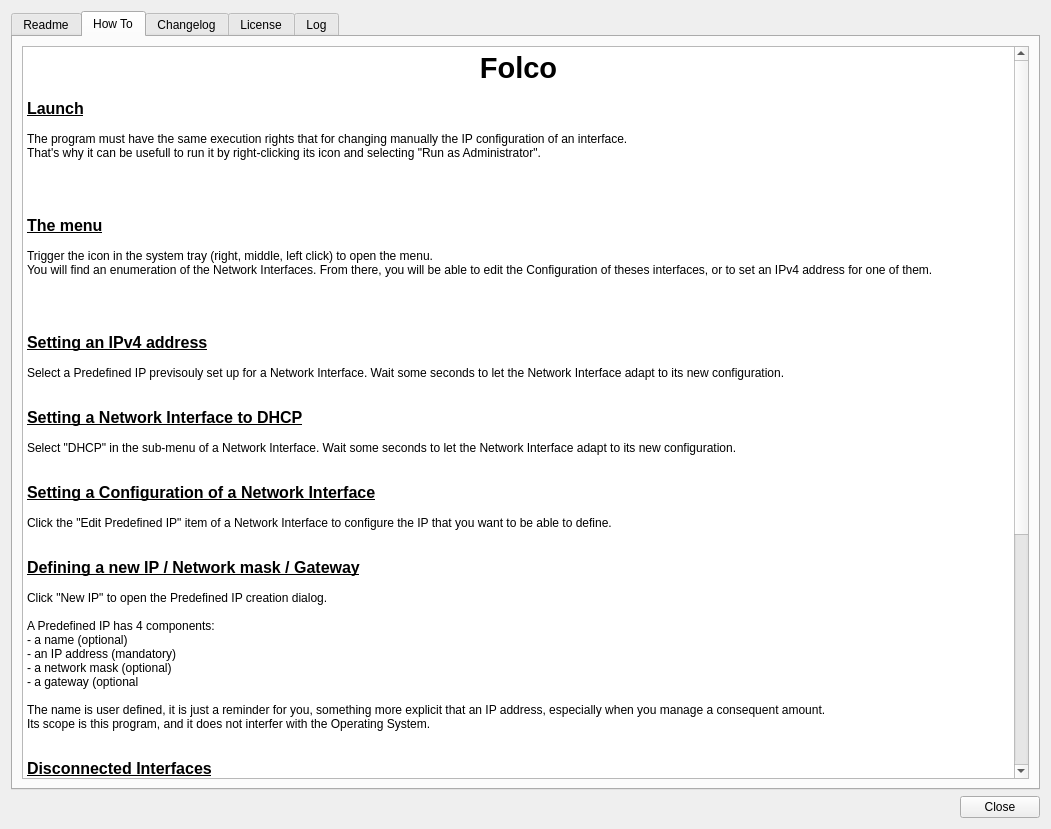
The window that UI/DlgHelp.ui (Folco68/Folco) describes before a commit, drawn with Qt 5.
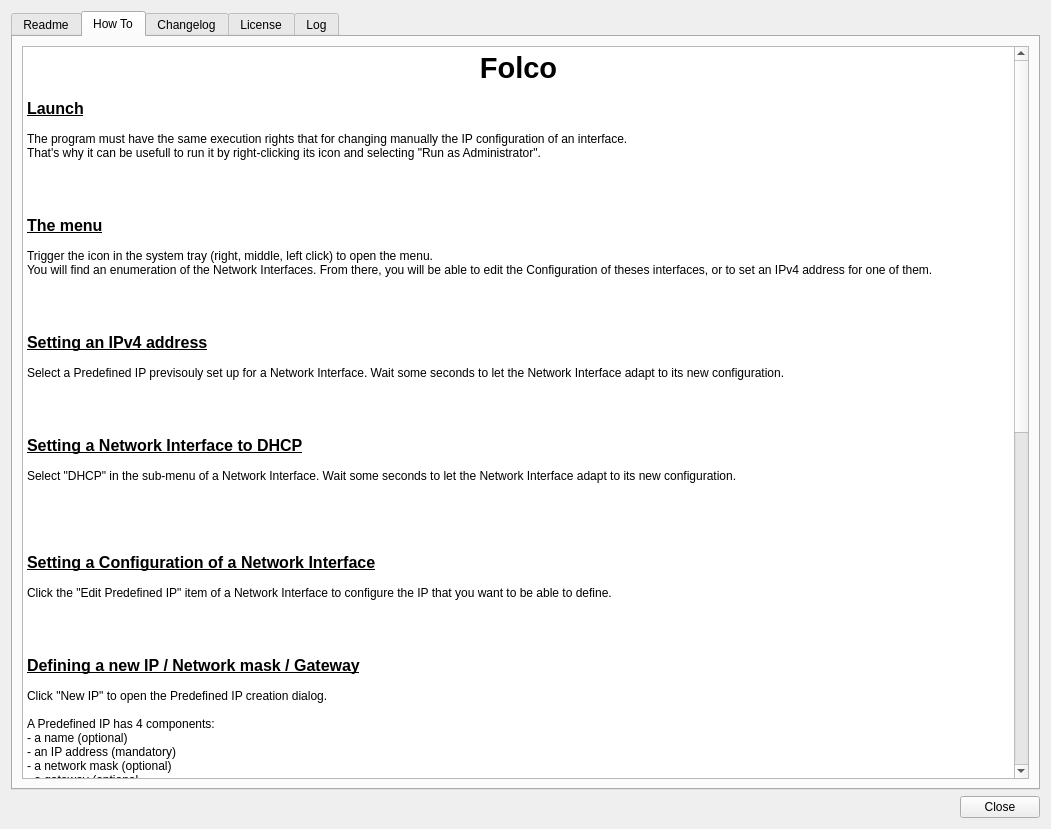
The same window after the commit. Icons and pictures are not drawn.

What changed in the file:
```diff
--- a/UI/DlgHelp.ui
+++ b/UI/DlgHelp.ui
@@ -75,16 +75,23 @@
 &lt;p style=&quot;-qt-paragraph-type:empty; margin-top:0px; margin-bottom:0px; margin-left:0px; margin-right:0px; -qt-block-indent:0; text-indent:0px;&quot;&gt;&lt;br /&gt;&lt;/p&gt;
 &lt;p style=&quot; margin-top:0px; margin-bottom:0px; margin-left:0px; margin-right:0px; -qt-block-indent:0; text-indent:0px;&quot;&gt;Select a Predefined IP previsouly set up for a Network Interface. Wait some seconds to let the Network Interface adapt to its new configuration.&lt;/p&gt;
 &lt;p style=&quot;-qt-paragraph-type:empty; margin-top:0px; margin-bottom:0px; margin-left:0px; margin-right:0px; -qt-block-indent:0; text-indent:0px;&quot;&gt;&lt;br /&gt;&lt;/p&gt;
+&lt;p style=&quot; margin-top:0px; margin-bottom:0px; margin-left:0px; margin-right:0px; -qt-block-indent:0; text-indent:0px;&quot;&gt;&lt;img src=&quot;:/HowTo/IPsetting.png&quot; /&gt;&lt;/p&gt;
+&lt;p style=&quot;-qt-paragraph-type:empty; margin-top:0px; margin-bottom:0px; margin-left:0px; margin-right:0px; -qt-block-indent:0; text-indent:0px;&quot;&gt;&lt;br /&gt;&lt;/p&gt;
 &lt;p style=&quot;-qt-paragraph-type:empty; margin-top:0px; margin-bottom:0px; margin-left:0px; margin-right:0px; -qt-block-indent:0; text-indent:0px;&quot;&gt;&lt;br /&gt;&lt;/p&gt;
 &lt;p style=&quot; margin-top:0px; margin-bottom:0px; margin-left:0px; margin-right:0px; -qt-block-indent:0; text-indent:0px;&quot;&gt;&lt;span style=&quot; font-size:12pt; font-weight:700; text-decoration: underline;&quot;&gt;Setting a Network Interface to DHCP&lt;/span&gt;&lt;/p&gt;
 &lt;p style=&quot;-qt-paragraph-type:empty; margin-top:0px; margin-bottom:0px; margin-left:0px; margin-right:0px; -qt-block-indent:0; text-indent:0px;&quot;&gt;&lt;br /&gt;&lt;/p&gt;
 &lt;p style=&quot; margin-top:0px; margin-bottom:0px; margin-left:0px; margin-right:0px; -qt-block-indent:0; text-indent:0px;&quot;&gt;Select &amp;quot;DHCP&amp;quot; in the sub-menu of a Network Interface. Wait some seconds to let the Network Interface adapt to its new configuration.&lt;/p&gt;
 &lt;p style=&quot;-qt-paragraph-type:empty; margin-top:0px; margin-bottom:0px; margin-left:0px; margin-right:0px; -qt-block-indent:0; text-indent:0px;&quot;&gt;&lt;br /&gt;&lt;/p&gt;
 &lt;p style=&quot;-qt-paragraph-type:empty; margin-top:0px; margin-bottom:0px; margin-left:0px; margin-right:0px; -qt-block-indent:0; text-indent:0px;&quot;&gt;&lt;br /&gt;&lt;/p&gt;
+&lt;p style=&quot; margin-top:0px; margin-bottom:0px; margin-left:0px; margin-right:0px; -qt-block-indent:0; text-indent:0px;&quot;&gt;&lt;img src=&quot;:/HowTo/DHCPsetting.png&quot; /&gt;&lt;/p&gt;
+&lt;p style=&quot;-qt-paragraph-type:empty; margin-top:0px; margin-bottom:0px; margin-left:0px; margin-right:0px; -qt-block-indent:0; text-indent:0px;&quot;&gt;&lt;br /&gt;&lt;/p&gt;
+&lt;p style=&quot;-qt-paragraph-type:empty; margin-top:0px; margin-bottom:0px; margin-left:0px; margin-right:0px; -qt-block-indent:0; text-indent:0px;&quot;&gt;&lt;br /&gt;&lt;/p&gt;
 &lt;p style=&quot; margin-top:0px; margin-bottom:0px; margin-left:0px; margin-right:0px; -qt-block-indent:0; text-indent:0px;&quot;&gt;&lt;span style=&quot; font-size:12pt; font-weight:700; text-decoration: underline;&quot;&gt;Setting a Configuration of a Network Interface&lt;/span&gt;&lt;/p&gt;
 &lt;p style=&quot;-qt-paragraph-type:empty; margin-top:0px; margin-bottom:0px; margin-left:0px; margin-right:0px; -qt-block-indent:0; text-indent:0px;&quot;&gt;&lt;br /&gt;&lt;/p&gt;
 &lt;p style=&quot; margin-top:0px; margin-bottom:0px; margin-left:0px; margin-right:0px; -qt-block-indent:0; text-indent:0px;&quot;&gt;Click the &amp;quot;Edit Predefined IP&amp;quot; item of a Network Interface to configure the IP that you want to be able to define.&lt;/p&gt;
 &lt;p style=&quot;-qt-paragraph-type:empty; margin-top:0px; margin-bottom:0px; margin-left:0px; margin-right:0px; -qt-block-indent:0; text-indent:0px;&quot;&gt;&lt;br /&gt;&lt;/p&gt;
+&lt;p style=&quot; margin-top:0px; margin-bottom:0px; margin-left:0px; margin-right:0px; -qt-block-indent:0; text-indent:0px;&quot;&gt;&lt;img src=&quot;:/HowTo/Configuration.png&quot; /&gt;&lt;/p&gt;
+&lt;p style=&quot;-qt-paragraph-type:empty; margin-top:0px; margin-bottom:0px; margin-left:0px; margin-right:0px; -qt-block-indent:0; text-indent:0px;&quot;&gt;&lt;br /&gt;&lt;/p&gt;
 &lt;p style=&quot;-qt-paragraph-type:empty; margin-top:0px; margin-bottom:0px; margin-left:0px; margin-right:0px; -qt-block-indent:0; text-indent:0px;&quot;&gt;&lt;br /&gt;&lt;/p&gt;
 &lt;p style=&quot; margin-top:0px; margin-bottom:0px; margin-left:0px; margin-right:0px; -qt-block-indent:0; text-indent:0px;&quot;&gt;&lt;span style=&quot; font-size:12pt; font-weight:700; text-decoration: underline;&quot;&gt;Defining a new IP / Network mask / Gateway&lt;/span&gt;&lt;/p&gt;
 &lt;p style=&quot;-qt-paragraph-type:empty; margin-top:0px; margin-bottom:0px; margin-left:0px; margin-right:0px; -qt-block-indent:0; text-indent:0px;&quot;&gt;&lt;br /&gt;&lt;/p&gt;
@@ -99,18 +106,24 @@
 &lt;p style=&quot; margin-top:0px; margin-bottom:0px; margin-left:0px; margin-right:0px; -qt-block-indent:0; text-indent:0px;&quot;&gt;The name is user defined, it is just a reminder for you, something more explicit that an IP address, especially when you manage a consequent amount.&lt;/p&gt;
 &lt;p style=&quot; margin-top:0px; margin-bottom:0px; margin-left:0px; margin-right:0px; -qt-block-indent:0; text-indent:0px;&quot;&gt;Its scope is this program, and it does not interfer with the Operating System.&lt;/p&gt;
 &lt;p style=&quot;-qt-paragraph-type:empty; margin-top:0px; margin-bottom:0px; margin-left:0px; margin-right:0px; -qt-block-indent:0; text-indent:0px;&quot;&gt;&lt;br /&gt;&lt;/p&gt;
+&lt;p style=&quot; margin-top:0px; margin-bottom:0px; margin-left:0px; margin-right:0px; -qt-block-indent:0; text-indent:0px;&quot;&gt;&lt;img src=&quot;:/HowTo/EditIP.png&quot; /&gt;&lt;/p&gt;
+&lt;p style=&quot;-qt-paragraph-type:empty; margin-top:0px; margin-bottom:0px; margin-left:0px; margin-right:0px; -qt-block-indent:0; text-indent:0px;&quot;&gt;&lt;br /&gt;&lt;/p&gt;
 &lt;p style=&quot;-qt-paragraph-type:empty; margin-top:0px; margin-bottom:0px; margin-left:0px; margin-right:0px; -qt-block-indent:0; text-indent:0px;&quot;&gt;&lt;br /&gt;&lt;/p&gt;
 &lt;p style=&quot; margin-top:0px; margin-bottom:0px; margin-left:0px; margin-right:0px; -qt-block-indent:0; text-indent:0px;&quot;&gt;&lt;span style=&quot; font-size:12pt; font-weight:700; text-decoration: underline;&quot;&gt;Disconnected Interfaces&lt;/span&gt;&lt;/p&gt;
 &lt;p style=&quot;-qt-paragraph-type:empty; margin-top:0px; margin-bottom:0px; margin-left:0px; margin-right:0px; -qt-block-indent:0; text-indent:0px;&quot;&gt;&lt;br /&gt;&lt;/p&gt;
 &lt;p style=&quot; margin-top:0px; margin-bottom:0px; margin-left:0px; margin-right:0px; -qt-block-indent:0; text-indent:0px;&quot;&gt;When a Network Interface has received a Configuration and got disconnected (think about an USB-Ethernet adapter for example), its Configuration will appear in the &amp;quot;Disconnected Interface&amp;quot; section of the menu.&lt;/p&gt;
 &lt;p style=&quot; margin-top:0px; margin-bottom:0px; margin-left:0px; margin-right:0px; -qt-block-indent:0; text-indent:0px;&quot;&gt;While this Network Interface is not connected physically to your computer, you are still able to perform any configuration task you want.&lt;/p&gt;
 &lt;p style=&quot;-qt-paragraph-type:empty; margin-top:0px; margin-bottom:0px; margin-left:0px; margin-right:0px; -qt-block-indent:0; text-indent:0px;&quot;&gt;&lt;br /&gt;&lt;/p&gt;
+&lt;p style=&quot; margin-top:0px; margin-bottom:0px; margin-left:0px; margin-right:0px; -qt-block-indent:0; text-indent:0px;&quot;&gt;&lt;img src=&quot;:/HowTo/DisconnectedInterface.png&quot; /&gt;&lt;/p&gt;
+&lt;p style=&quot;-qt-paragraph-type:empty; margin-top:0px; margin-bottom:0px; margin-left:0px; margin-right:0px; -qt-block-indent:0; text-indent:0px;&quot;&gt;&lt;br /&gt;&lt;/p&gt;
 &lt;p style=&quot;-qt-paragraph-type:empty; margin-top:0px; margin-bottom:0px; margin-left:0px; margin-right:0px; -qt-block-indent:0; text-indent:0px;&quot;&gt;&lt;br /&gt;&lt;/p&gt;
 &lt;p style=&quot; margin-top:0px; margin-bottom:0px; margin-left:0px; margin-right:0px; -qt-block-indent:0; text-indent:0px;&quot;&gt;&lt;span style=&quot; font-size:12pt; font-weight:700; text-decoration: underline;&quot;&gt;Merging Configurations&lt;/span&gt;&lt;/p&gt;
 &lt;p style=&quot;-qt-paragraph-type:empty; margin-top:0px; margin-bottom:0px; margin-left:0px; margin-right:0px; -qt-block-indent:0; text-indent:0px;&quot;&gt;&lt;br /&gt;&lt;/p&gt;
 &lt;p style=&quot; margin-top:0px; margin-bottom:0px; margin-left:0px; margin-right:0px; -qt-block-indent:0; text-indent:0px;&quot;&gt;You can merge two Configurations into one of them. You can even overwrite one, if you want to get rid of its previous settings.&lt;/p&gt;
 &lt;p style=&quot; margin-top:0px; margin-bottom:0px; margin-left:0px; margin-right:0px; -qt-block-indent:0; text-indent:0px;&quot;&gt;The purpose of this feature is to quickly configure a new Network Interface, for example when you change from an USB adapter to another one.&lt;/p&gt;
 &lt;p style=&quot;-qt-paragraph-type:empty; margin-top:0px; margin-bottom:0px; margin-left:0px; margin-right:0px; -qt-block-indent:0; text-indent:0px;&quot;&gt;&lt;br /&gt;&lt;/p&gt;
+&lt;p style=&quot; margin-top:0px; margin-bottom:0px; margin-left:0px; margin-right:0px; -qt-block-indent:0; text-indent:0px;&quot;&gt;&lt;img src=&quot;:/HowTo/MergeConfigurations.png&quot; /&gt;&lt;/p&gt;
+&lt;p style=&quot;-qt-paragraph-type:empty; margin-top:0px; margin-bottom:0px; margin-left:0px; margin-right:0px; -qt-block-indent:0; text-indent:0px;&quot;&gt;&lt;br /&gt;&lt;/p&gt;
 &lt;p style=&quot;-qt-paragraph-type:empty; margin-top:0px; margin-bottom:0px; margin-left:0px; margin-right:0px; -qt-block-indent:0; text-indent:0px;&quot;&gt;&lt;br /&gt;&lt;/p&gt;
 &lt;p style=&quot; margin-top:0px; margin-bottom:0px; margin-left:0px; margin-right:0px; -qt-block-indent:0; text-indent:0px;&quot;&gt;&lt;span style=&quot; font-size:12pt; font-weight:700; text-decoration: underline;&quot;&gt;Data backup&lt;/span&gt;&lt;/p&gt;
 &lt;p style=&quot;-qt-paragraph-type:empty; margin-top:0px; margin-bottom:0px; margin-left:0px; margin-right:0px; -qt-block-indent:0; text-indent:0px;&quot;&gt;&lt;br /&gt;&lt;/p&gt;
@@ -123,7 +136,15 @@
 &lt;p style=&quot; margin-top:0px; margin-bottom:0px; margin-left:0px; margin-right:0px; -qt-block-indent:0; text-indent:0px;&quot;&gt;The backend to setup IP or DHCP is &lt;a href=&quot;https://learn.microsoft.com/en-us/windows-server/administration/windows-commands/netsh&quot;&gt;&lt;span style=&quot; text-decoration: underline; color:#1f9b5d;&quot;&gt;netsh&lt;/span&gt;&lt;/a&gt;. Commands are thrown using a &lt;a href=&quot;https://doc.qt.io/qt-6/qprocess.html&quot;&gt;&lt;span style=&quot; text-decoration: underline; color:#1f9b5d;&quot;&gt;QProcess&lt;/span&gt;&lt;/a&gt;, and there is no feedback.&lt;/p&gt;
 &lt;p style=&quot; margin-top:0px; margin-bottom:0px; margin-left:0px; margin-right:0px; -qt-block-indent:0; text-indent:0px;&quot;&gt;That's why sometimes things can fail without notice. Most probable root cause is that you run the program without privileges.&lt;/p&gt;
 &lt;p style=&quot; margin-top:0px; margin-bottom:0px; margin-left:0px; margin-right:0px; -qt-block-indent:0; text-indent:0px;&quot;&gt;You can use &lt;span style=&quot; font-style:italic;&quot;&gt;ipconfig&lt;/span&gt; to check the result of a command triggered by the menu. You can also check the log to see exactly how the command was crafted.&lt;/p&gt;
-&lt;p style=&quot;-qt-paragraph-type:empty; margin-top:0px; margin-bottom:0px; margin-left:0px; margin-right:0px; -qt-block-indent:0; text-indent:0px;&quot;&gt;&lt;br /&gt;&lt;/p&gt;&lt;/body&gt;&lt;/html&gt;</string>
+&lt;p style=&quot;-qt-paragraph-type:empty; margin-top:0px; margin-bottom:0px; margin-left:0px; margin-right:0px; -qt-block-indent:0; text-indent:0px;&quot;&gt;&lt;br /&gt;&lt;/p&gt;
+&lt;p style=&quot;-qt-paragraph-type:empty; margin-top:0px; margin-bottom:0px; margin-left:0px; margin-right:0px; -qt-block-indent:0; text-indent:0px;&quot;&gt;&lt;br /&gt;&lt;/p&gt;
+&lt;p style=&quot; margin-top:0px; margin-bottom:0px; margin-left:0px; margin-right:0px; -qt-block-indent:0; text-indent:0px;&quot;&gt;&lt;span style=&quot; font-size:12pt; font-weight:700; text-decoration: underline;&quot;&gt;Last quote&lt;/span&gt;&lt;/p&gt;
+&lt;p style=&quot;-qt-paragraph-type:empty; margin-top:0px; margin-bottom:0px; margin-left:0px; margin-right:0px; -qt-block-indent:0; text-indent:0px;&quot;&gt;&lt;br /&gt;&lt;/p&gt;
+&lt;p style=&quot; margin-top:0px; margin-bottom:0px; margin-left:0px; margin-right:0px; -qt-block-indent:0; text-indent:0px;&quot;&gt;This program was released before 2042.&lt;/p&gt;
+&lt;p style=&quot; margin-top:0px; margin-bottom:0px; margin-left:0px; margin-right:0px; -qt-block-indent:0; text-indent:0px;&quot;&gt;Folco is a Kernel Extremist (C)(R)(TM).&lt;/p&gt;
+&lt;p style=&quot; margin-top:0px; margin-bottom:0px; margin-left:0px; margin-right:0px; -qt-block-indent:0; text-indent:0px;&quot;&gt;If you want to be underground, code in kernel mode! (C) PpHd.&lt;/p&gt;
+&lt;p style=&quot;-qt-paragraph-type:empty; margin-top:0px; margin-bottom:0px; margin-left:0px; margin-right:0px; -qt-block-indent:0; text-indent:0px;&quot;&gt;&lt;br /&gt;&lt;/p&gt;
+&lt;p align=&quot;center&quot; style=&quot; margin-top:0px; margin-bottom:0px; margin-left:0px; margin-right:0px; -qt-block-indent:0; text-indent:0px;&quot;&gt;&lt;img src=&quot;:/HowTo/BooGray4.png&quot; /&gt;&lt;/p&gt;&lt;/body&gt;&lt;/html&gt;</string>
          </property>
         </widget>
        </item>
```
